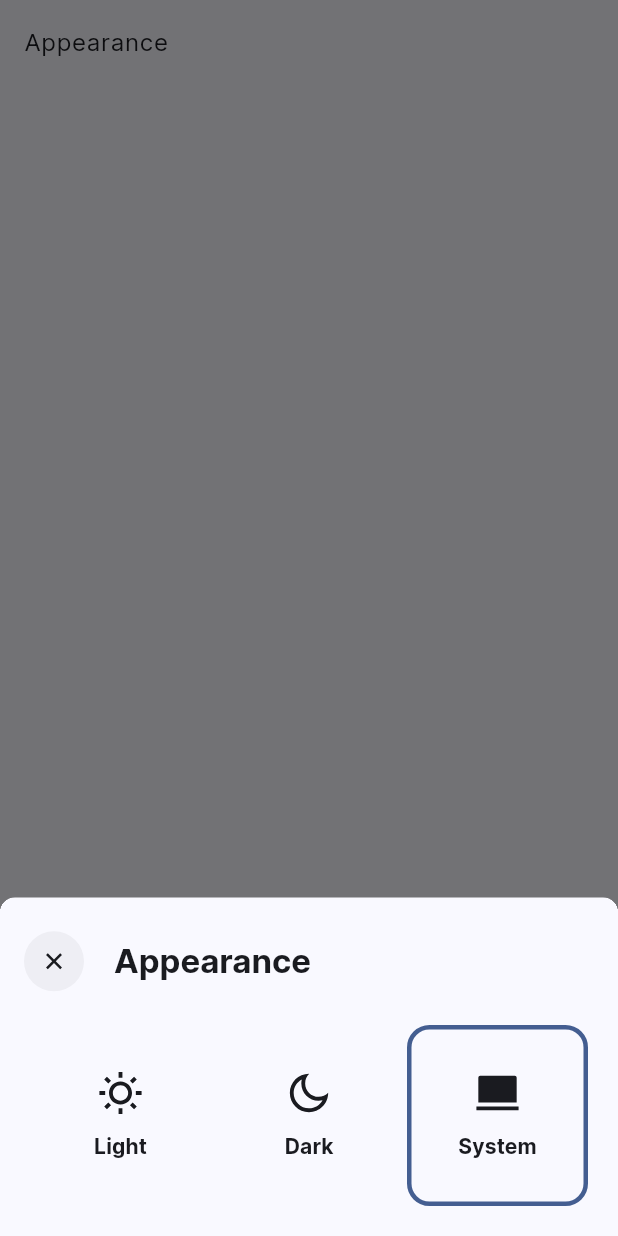
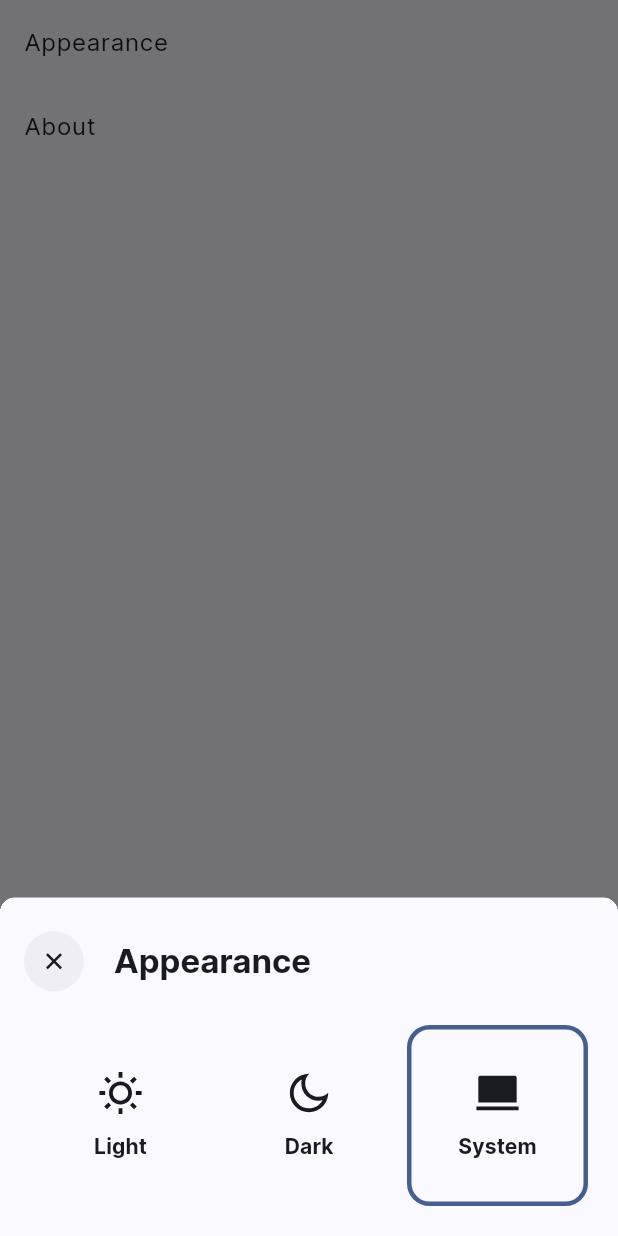
Before and after one commit to pastelcode/automated_payments_on_eth_blockchain_frontend, a Flutter app: the _ApplicationMenuBottomSheet widget shown alone on an empty page, opened directly, after a tap on "Appearance", on a phone screen of 412 x 824 dp. Run offline on Flutter 3.47's test engine with Material 2 defaults, Android fonts, the phone set to English and light mode, and no system bars; our stand-ins replace dartz, equatable, flutter_bloc, flutter_remix, flutter_svg, go_router and 1 more.

Commit message:
Add a tile for an about bottom sheet in application menu

```diff
--- a/lib/core/presentation/widgets/custom_app_bar/appearance_option.dart
+++ b/lib/core/presentation/widgets/custom_app_bar/appearance_option.dart
@@ -1,24 +1,4 @@
 part of 'custom_app_bar.dart';
-
-class _AppearanceOptions extends StatelessWidget {
-  const _AppearanceOptions();
-
-  @override
-  Widget build(
-    BuildContext context,
-  ) {
-    return ListTile(
-      title: const Text(
-        'Appearance',
-      ),
-      onTap: () {
-        _AppearanceOptionsBottomSheet.show(
-          context: context,
-        );
-      },
-    );
-  }
-}
 
 class _AppearanceOptionsBottomSheet extends StatelessWidget {
   const _AppearanceOptionsBottomSheet();
--- a/lib/core/presentation/widgets/custom_app_bar/application_menu_button.dart
+++ b/lib/core/presentation/widgets/custom_app_bar/application_menu_button.dart
@@ -48,8 +48,27 @@ class _ApplicationMenuBottomSheet extends StatelessWidget {
   ) {
     return ListView(
       shrinkWrap: true,
-      children: const <Widget>[
-        _AppearanceOptions(),
+      children: <Widget>[
+        ListTile(
+          title: const Text(
+            'Appearance',
+          ),
+          onTap: () {
+            _AppearanceOptionsBottomSheet.show(
+              context: context,
+            );
+          },
+        ),
+        ListTile(
+          title: const Text(
+            'About',
+          ),
+          onTap: () {
+            _AboutBottomSheet.show(
+              context: context,
+            );
+          },
+        ),
       ],
     );
   }
--- a/lib/core/presentation/widgets/custom_app_bar/custom_app_bar.dart
+++ b/lib/core/presentation/widgets/custom_app_bar/custom_app_bar.dart
@@ -6,6 +6,7 @@ import 'package:flutter/services.dart';
 import 'package:flutter_bloc/flutter_bloc.dart';
 import 'package:flutter_remix/flutter_remix.dart';
 
+part 'about_bottom_sheet.dart';
 part 'appearance_option.dart';
 part 'application_menu_button.dart';
 
```
Also changed, not shown: lib/core/presentation/widgets/custom_app_bar/about_bottom_sheet.dart (added, +27 -0 lines).
